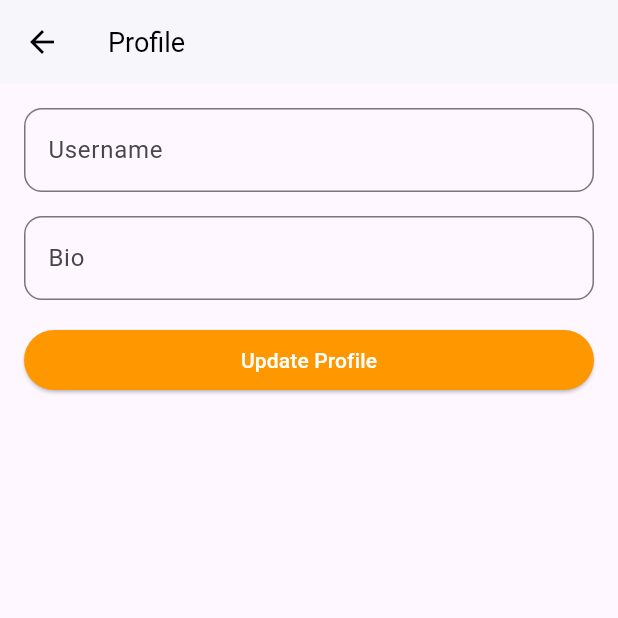
After one commit to sanskritib21/final_project, a Flutter app: the ProfilePage screen opened directly, on a phone screen of 412 x 824 dp, the top half of it. The commit adds this screen. Run offline on Flutter 3.47's test engine with Material 3 defaults, Android fonts, the phone set to English and light mode, and no system bars; our stand-ins replace shared_preferences, supabase_flutter, timeago; accounts and stored records are empty.

Commit message:
Got the UI done and some profile stuff

```diff
--- a/lib/main.dart
+++ b/lib/main.dart
@@ -7,10 +7,11 @@ Future<void> main() async {
   WidgetsFlutterBinding.ensureInitialized();
 
   await Supabase.initialize(
-    url: 'https://ponbrunytdudhkxfaubf.supabase.co',
+    url: 'https://wkoielxyczrxvpsvvaek.supabase.co',
     anonKey:
-        'eyJhbGciOiJIUzI1NiIsInR5cCI6IkpXVCJ9.eyJpc3MiOiJzdXBhYmFzZSIsInJlZiI6InBvbmJydW55dGR1ZGhreGZhdWJmIiwicm9sZSI6ImFub24iLCJpYXQiOjE3MDEyNzg0NDEsImV4cCI6MjAxNjg1NDQ0MX0.bEyxmhkAz_uEe6UI19X8lj4ia0Du61Y6AyO8gfxlkUQ',
+        'eyJhbGciOiJIUzI1NiIsInR5cCI6IkpXVCJ9.eyJpc3MiOiJzdXBhYmFzZSIsInJlZiI6Indrb2llbHh5Y3pyeHZwc3Z2YWVrIiwicm9sZSI6ImFub24iLCJpYXQiOjE3MDI1Mzg1MDMsImV4cCI6MjAxODExNDUwM30.AOODecSx12yRbT1L0DqXkcyCB9X07bEP8eht3ZqrcXs',
   );
+
   runApp(const MyApp());
 }
 
--- /dev/null
+++ b/lib/pages/profile_page.dart
@@ -0,0 +1,85 @@
+import 'package:flutter/material.dart';
+import 'package:shared_preferences/shared_preferences.dart';
+
+class ProfilePage extends StatefulWidget {
+  const ProfilePage({Key? key}) : super(key: key);
+
+  static Route<void> route() {
+    return MaterialPageRoute(
+      builder: (context) => const ProfilePage(),
+    );
+  }
+
+  @override
+  State<ProfilePage> createState() => _ProfilePageState();
+}
+
+class _ProfilePageState extends State<ProfilePage> {
+  late final TextEditingController _usernameController;
+  late final TextEditingController _bioController;
+
+  @override
+  void initState() {
+    super.initState();
+    _usernameController = TextEditingController();
+    _bioController = TextEditingController();
+    _loadProfileData();
+  }
+
+  Future<void> _loadProfileData() async {
+    final prefs = await SharedPreferences.getInstance();
+
+    // Initialize controllers with data from SharedPreferences
+    _usernameController.text = prefs.getString('username') ?? '';
+    _bioController.text = prefs.getString('bio') ?? '';
+
+    setState(() {});
+  }
+
+  @override
+  Widget build(BuildContext context) {
+    return Scaffold(
+      appBar: AppBar(
+        title: const Text('Profile'),
+      ),
+      body: Padding(
+        padding: const EdgeInsets.all(16.0),
+        child: Column(
+          crossAxisAlignment: CrossAxisAlignment.stretch,
+          children: [
+            TextField(
+              controller: _usernameController,
+              decoration: const InputDecoration(labelText: 'Username'),
+            ),
+            const SizedBox(height: 16),
+            TextField(
+              controller: _bioController,
+              decoration: const InputDecoration(labelText: 'Bio'),
+              maxLines: null,
+            ),
+            const SizedBox(height: 16),
+            ElevatedButton(
+              onPressed: () async {
+                await _updateProfile();
+              },
+              child: const Text('Update Profile'),
+            ),
+          ],
+        ),
+      ),
+    );
+  }
+
+  Future<void> _updateProfile() async {
+    final prefs = await SharedPreferences.getInstance();
+
+    // Save data to SharedPreferences
+    prefs.setString('username', _usernameController.text);
+    prefs.setString('bio', _bioController.text);
+
+    // Show a message when bio is updated
+    ScaffoldMessenger.of(context).showSnackBar(
+      const SnackBar(content: Text('Profile Updated')),
+    );
+  }
+}
--- a/pubspec.yaml
+++ b/pubspec.yaml
@@ -28,6 +28,8 @@ environment:
 # the latest version available on pub.dev. To see which dependencies have newer
 # versions available, run `flutter pub outdated`.
 dependencies:
+  shared_preferences:
+    ^2.0.10
   supabase_flutter:
     ^1.0.0
   timeago:
```
Also changed, not shown: lib/pages/chat_page.dart (+54 -36 lines), lib/pages/settings_page.dart (+35 -74 lines), pubspec.lock.
